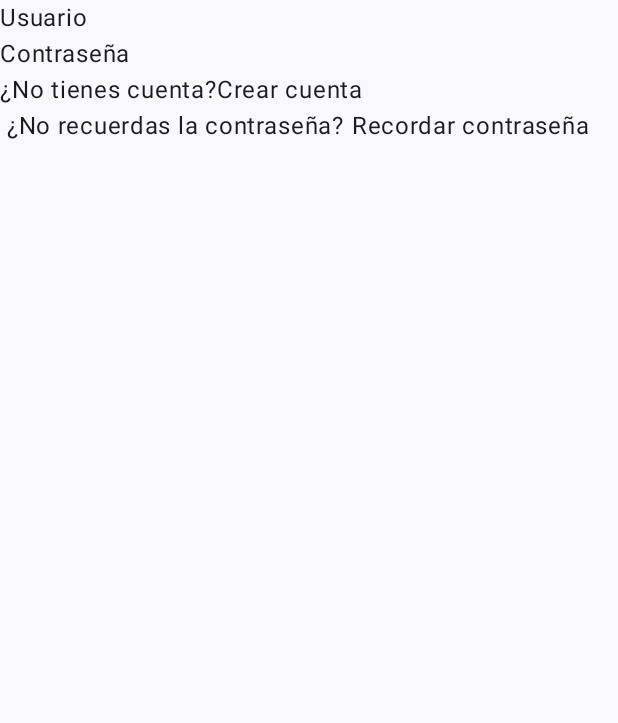
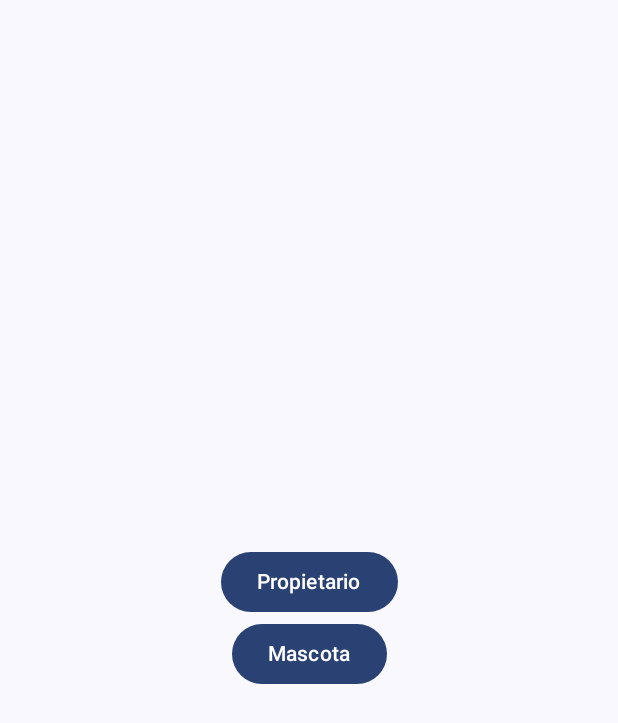
Before and after one commit to gdbogdan/apps2_practica, an Android app built with Jetpack Compose: the screen it shows after launch (MainActivity), on a phone screen of 412 x 824 dp. Shown: the top 723 px of the screen. Run offline under Robolectric (Android 15) with nearby library versions, the phone set to English and light mode, and no system bars.

Commit message:
Seleccion Mascota-propietario ok

```diff
--- a/app/src/main/java/com/example/inpath/MainActivity.kt
+++ b/app/src/main/java/com/example/inpath/MainActivity.kt
@@ -15,6 +15,9 @@ import androidx.navigation.compose.NavHost
 import androidx.navigation.compose.composable
 import androidx.navigation.compose.rememberNavController
 import com.example.inpath.screens.Inicio_sesion
+import com.example.inpath.screens.Mascota
+import com.example.inpath.screens.Propietario
+import com.example.inpath.screens.Seleccion_tipo
 import com.example.inpath.ui.theme.InPathTheme
 
 class MainActivity : ComponentActivity() {
@@ -27,11 +30,20 @@ class MainActivity : ComponentActivity() {
                 Scaffold(modifier = Modifier.fillMaxSize()) { innerPadding ->
                     NavHost(
                         navController = navController,
-                        startDestination = "Inicio",
+                        startDestination = "Seleccion_tipo",
                         modifier = Modifier.padding(innerPadding)
                     ){
                         composable("Inicio"){
                             Inicio_sesion(navController)
+                        }
+                        composable("Seleccion_tipo"){
+                            Seleccion_tipo(navController)
+                        }
+                        composable("Propietario"){
+                            Propietario(navController)
+                        }
+                        composable("Mascota"){
+                            Mascota(navController)
                         }
                     }
                 }
--- /dev/null
+++ b/app/src/main/java/com/example/inpath/screens/Mascota.kt
@@ -0,0 +1,10 @@
+package com.example.inpath.screens
+
+import androidx.compose.material3.Text
+import androidx.compose.runtime.Composable
+import androidx.navigation.NavController
+
+@Composable
+fun Mascota(navController: NavController){
+    Text("Estás en mascota")
+}
--- /dev/null
+++ b/app/src/main/java/com/example/inpath/screens/Propietario.kt
@@ -0,0 +1,10 @@
+package com.example.inpath.screens
+
+import androidx.compose.material3.Text
+import androidx.compose.runtime.Composable
+import androidx.navigation.NavController
+
+@Composable
+fun Propietario(navController: NavController){
+    Text("Estás en propietario")
+}
--- /dev/null
+++ b/app/src/main/java/com/example/inpath/screens/Seleccion_tipo.kt
@@ -0,0 +1,37 @@
+package com.example.inpath.screens
+
+import androidx.compose.foundation.layout.Arrangement
+import androidx.compose.foundation.layout.Column
+import androidx.compose.foundation.layout.fillMaxSize
+import androidx.compose.foundation.layout.padding
+import androidx.compose.material3.Button
+import androidx.compose.material3.Text
+import androidx.compose.runtime.Composable
+import androidx.compose.ui.Alignment
+import androidx.compose.ui.Modifier
+import androidx.compose.ui.res.stringResource
+import androidx.compose.ui.unit.dp
+import androidx.navigation.NavController
+import com.example.inpath.R
+
+@Composable
+fun Seleccion_tipo(navController: NavController){
+    Column(
+        modifier = Modifier
+            .fillMaxSize()
+            .padding(24.dp),
+        verticalArrangement = Arrangement.Center,
+        horizontalAlignment = Alignment.CenterHorizontally
+    ) {
+        Button(
+            onClick = {navController.navigate("Propietario")}
+        ) {
+            Text(stringResource(R.string.propietario))
+        }
+        Button(
+            onClick = {navController.navigate("Mascota")}
+        ){
+            Text(stringResource(R.string.mascota))
+        }
+    }
+}
--- a/app/src/main/res/values/strings.xml
+++ b/app/src/main/res/values/strings.xml
@@ -11,4 +11,7 @@
     <string name="recordar_contraseña">¿No recuerdas la contraseña?</string>
     <string name="recordar_contraseña_hiper">Recordar contraseña</string>
 
+    <string name="propietario">Propietario</string>
+    <string name="mascota">Mascota</string>
+
 </resources>
```
